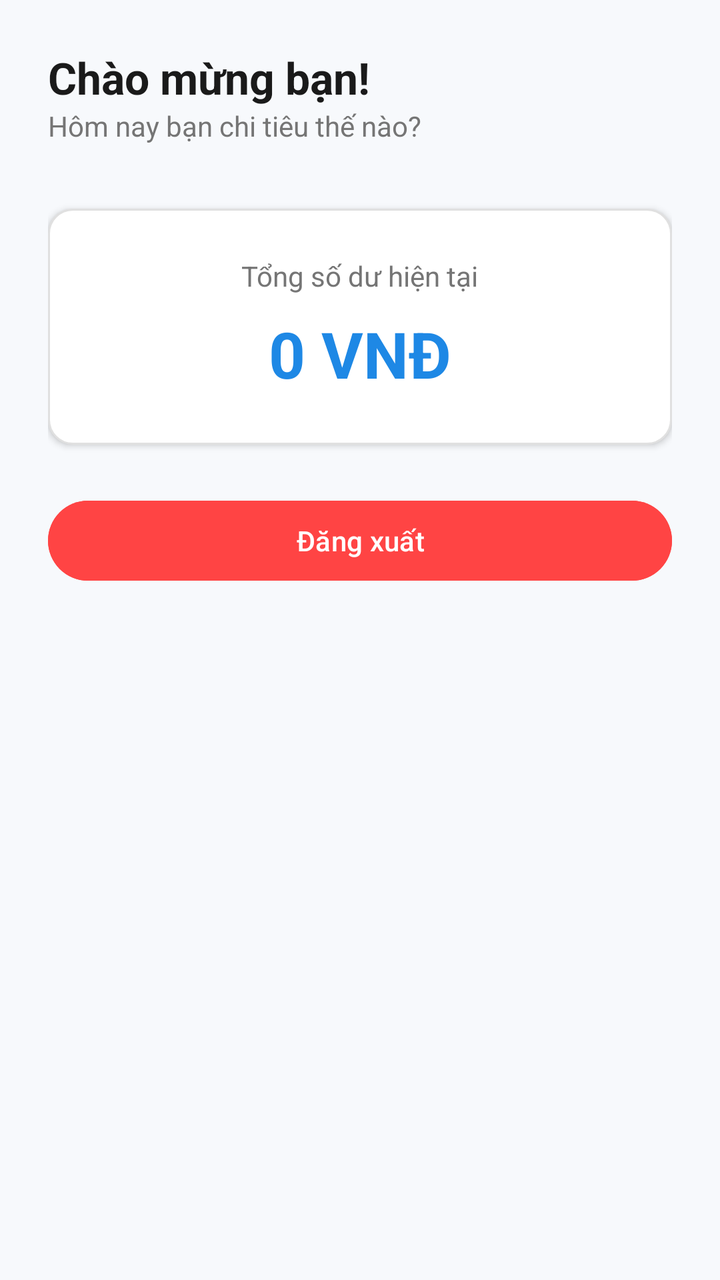
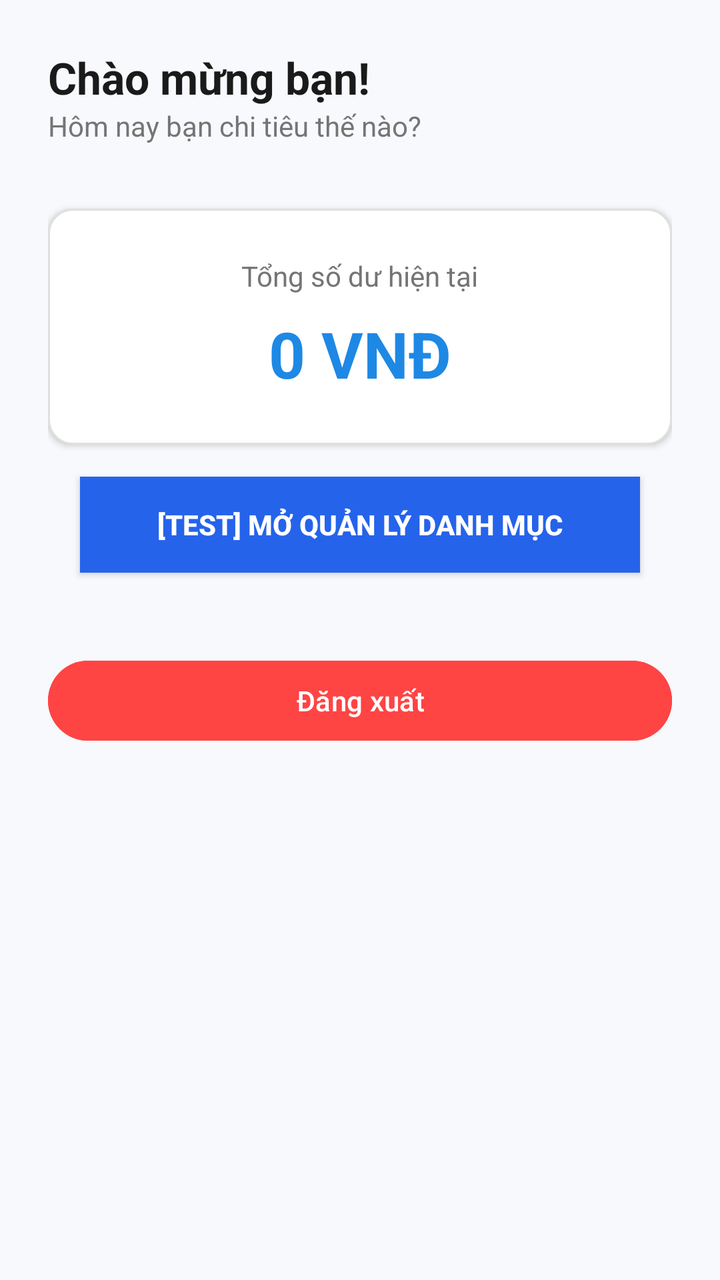

An Android layout rendered at two revisions. The XML below is the earlier revision; the diff shows what the commit changed to produce the second picture.
<!-- AndroidManifest.xml: application theme Theme.StudentExpenseTracker -->
<!-- res/layout/activity_main.xml -->
<?xml version="1.0" encoding="utf-8"?>
<LinearLayout xmlns:android="http://schemas.android.com/apk/res/android"
    android:layout_width="match_parent"
    android:layout_height="match_parent"
    android:orientation="vertical"
    android:background="@color/bgColor"
    android:padding="24dp">

    
    <TextView
        android:id="@+id/tvWelcome"
        android:layout_width="wrap_content"
        android:layout_height="wrap_content"
        android:text="Chào mừng bạn!"
        android:textSize="22sp"
        android:textStyle="bold"
        android:textColor="@color/textColorDark"/>

    <TextView
        android:layout_width="wrap_content"
        android:layout_height="wrap_content"
        android:text="Hôm nay bạn chi tiêu thế nào?"
        android:textSize="14sp"
        android:textColor="@color/textColorGray"
        android:layout_marginBottom="32dp"/>

    
    <LinearLayout
        android:layout_width="match_parent"
        android:layout_height="wrap_content"
        android:orientation="vertical"
        android:background="@drawable/bg_input"
        android:padding="24dp"
        android:elevation="2dp"
        android:gravity="center">

        <TextView
            android:layout_width="wrap_content"
            android:layout_height="wrap_content"
            android:text="Tổng số dư hiện tại"
            android:textColor="@color/textColorGray"
            android:textSize="14sp"
            android:layout_marginBottom="8dp"/>

        <TextView
            android:id="@+id/tvTotalBalance"
            android:layout_width="wrap_content"
            android:layout_height="wrap_content"
            android:text="0 VNĐ"
            android:textSize="32sp"
            android:textStyle="bold"
            android:textColor="@color/primaryBlue"/>

    </LinearLayout>
    <Button
        android:id="@+id/btnLogout"
        android:layout_width="match_parent"
        android:layout_height="wrap_content"
        android:text="Đăng xuất"
        android:layout_marginTop="24dp"
        android:backgroundTint="@android:color/holo_red_light"/>

</LinearLayout>
<!-- resources referenced by this layout -->
<resources>
  <color name="bgColor">#F7F9FC</color>
  <color name="primaryBlue">#1E88E5</color>
  <color name="textColorDark">#1A1A1A</color>
  <color name="textColorGray">#757575</color>
  <!-- drawable bg_input (drawable) -->
  <?xml version="1.0" encoding="utf-8"?>
  <shape xmlns:android="http://schemas.android.com/apk/res/android">
      <solid android:color="@android:color/white"/>
      <stroke android:width="1dp" android:color="@color/borderColor"/>
      <corners android:radius="12dp"/>
  </shape>
  <style name="Theme.StudentExpenseTracker" parent="Base.Theme.StudentExpenseTracker" />
  <color name="borderColor">#E0E0E0</color>
  <style name="Base.Theme.StudentExpenseTracker" parent="Theme.Material3.DayNight.NoActionBar">
          
          
      </style>
</resources>

<!-- the commit's change to res/layout/activity_main.xml (unified diff, before → after) -->
@@ -2,6 +2,8 @@
 <LinearLayout xmlns:android="http://schemas.android.com/apk/res/android"
     android:layout_width="match_parent"
     android:layout_height="match_parent"
+    android:id="@+id/main"
+    xmlns:app="http://schemas.android.com/apk/res-auto"
     android:orientation="vertical"
     android:background="@color/bgColor"
     android:padding="24dp">
@@ -51,7 +53,20 @@
             android:textStyle="bold"
             android:textColor="@color/primaryBlue"/>
 
+
     </LinearLayout>
+    <androidx.appcompat.widget.AppCompatButton
+        android:id="@+id/btnOpenCategoryTemp"
+        android:layout_width="match_parent"
+        android:layout_height="wrap_content"
+        android:layout_margin="16dp"
+        android:background="#2563EB"
+        android:text="[TEST] Mở Quản lý danh mục"
+        android:textColor="#FFFFFF"
+        android:textStyle="bold"
+        app:layout_constraintBottom_toBottomOf="parent"
+        app:layout_constraintStart_toStartOf="parent"
+        app:layout_constraintEnd_toEndOf="parent" />
     <Button
         android:id="@+id/btnLogout"
         android:layout_width="match_parent"
